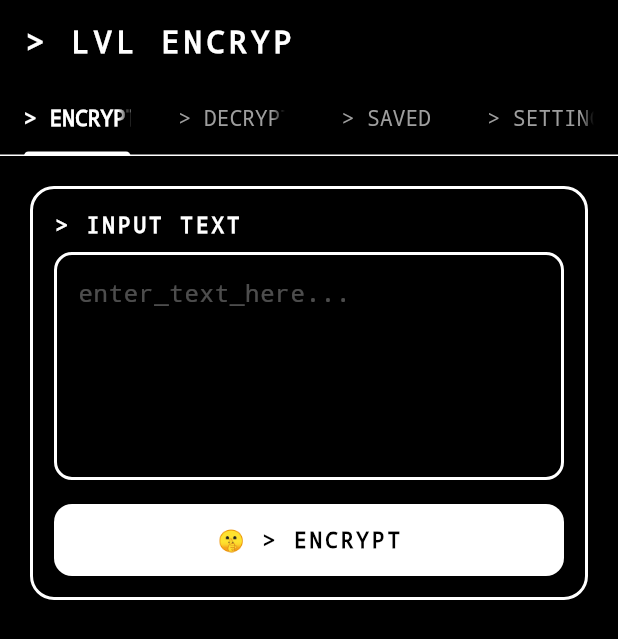
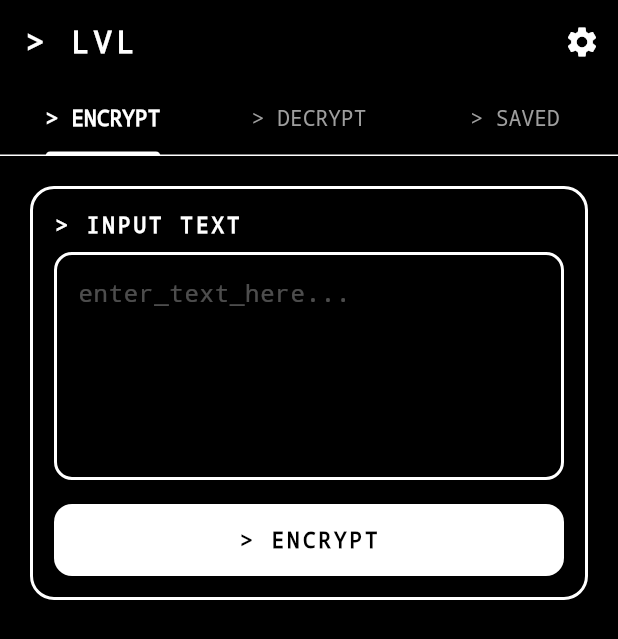
Before and after one commit to Ernan-ai/LVL, a Flutter app: the HomePage screen opened directly with empty values, on a phone screen of 412 x 824 dp. Shown: the top 639 px of the screen. Run offline on Flutter 3.47's test engine with Material 3 defaults, Android fonts, the light colour scheme and no system bars; our stand-ins replace shared_preferences; accounts and stored records are empty.

Commit message:
Remove emojis, rename to LVL only, move settings to cog icon
- Removed shushing emojis from ENCRYPT and DECRYPT buttons
- Changed app name from 'LVL Encryp' to just 'LVL' everywhere
- Moved Settings from tab to cog icon in top right app bar
- Reduced from 4 tabs back to 3 tabs (Encrypt, Decrypt, Saved)
- Settings opens as a separate screen when clicking cog icon
- Updated iOS display name to 'LVL'

```diff
--- a/lib/main.dart
+++ b/lib/main.dart
@@ -15,7 +15,7 @@ class EncrypApp extends StatelessWidget {
   @override
   Widget build(BuildContext context) {
     return MaterialApp(
-      title: 'LVL Encryp',
+      title: 'LVL',
       debugShowCheckedModeBanner: false,
       theme: ThemeData(
         colorScheme: const ColorScheme.dark(
@@ -127,7 +127,7 @@ class _HomePageState extends State<HomePage> with SingleTickerProviderStateMixin
   void initState() {
     super.initState();
     _passcode = widget.passcode;
-    _tabController = TabController(length: 4, vsync: this);
+    _tabController = TabController(length: 3, vsync: this);
   }
 
   @override
@@ -140,15 +140,25 @@ class _HomePageState extends State<HomePage> with SingleTickerProviderStateMixin
   Widget build(BuildContext context) {
     return Scaffold(
       appBar: AppBar(
-        title: const Text('> LVL ENCRYP'),
+        title: const Text('> LVL'),
         centerTitle: false,
+        actions: [
+          IconButton(
+            icon: const Icon(Icons.settings),
+            onPressed: () {
+              Navigator.of(context).push(
+                MaterialPageRoute(builder: (_) => const SettingsScreen()),
+              );
+            },
+            tooltip: 'Settings',
+          ),
+        ],
         bottom: TabBar(
           controller: _tabController,
           tabs: const [
             Tab(text: '> ENCRYPT'),
             Tab(text: '> DECRYPT'),
             Tab(text: '> SAVED'),
-            Tab(text: '> SETTINGS'),
           ],
         ),
       ),
@@ -158,7 +168,6 @@ class _HomePageState extends State<HomePage> with SingleTickerProviderStateMixin
           EncryptTab(passcode: _passcode),
           DecryptTab(passcode: _passcode),
           SavedCredentialsTab(passcode: _passcode),
-          const SettingsScreen(),
         ],
       ),
     );
@@ -291,7 +300,7 @@ class _EncryptTabState extends State<EncryptTab> {
                     style: ElevatedButton.styleFrom(
                       minimumSize: const Size(double.infinity, 48),
                     ),
-                    child: const Text('🤫 > ENCRYPT'),
+                    child: const Text('> ENCRYPT'),
                   ),
                 ],
               ),
@@ -478,7 +487,7 @@ class _DecryptTabState extends State<DecryptTab> {
                     style: ElevatedButton.styleFrom(
                       minimumSize: const Size(double.infinity, 48),
                     ),
-                    child: const Text('🤫 > DECRYPT'),
+                    child: const Text('> DECRYPT'),
                   ),
                 ],
               ),
--- a/lib/screens/settings_screen.dart
+++ b/lib/screens/settings_screen.dart
@@ -370,7 +370,7 @@ class _SettingsScreenState extends State<SettingsScreen> {
                   ),
                   const SizedBox(height: 12),
                   Text(
-                    'LVL ENCRYP v1.0.0\n'
+                    'LVL v1.0.0\n'
                     'Secure password encryption\n'
                     'using custom algorithms',
                     style: TextStyle(
```
Also changed, not shown: 1 other file.
